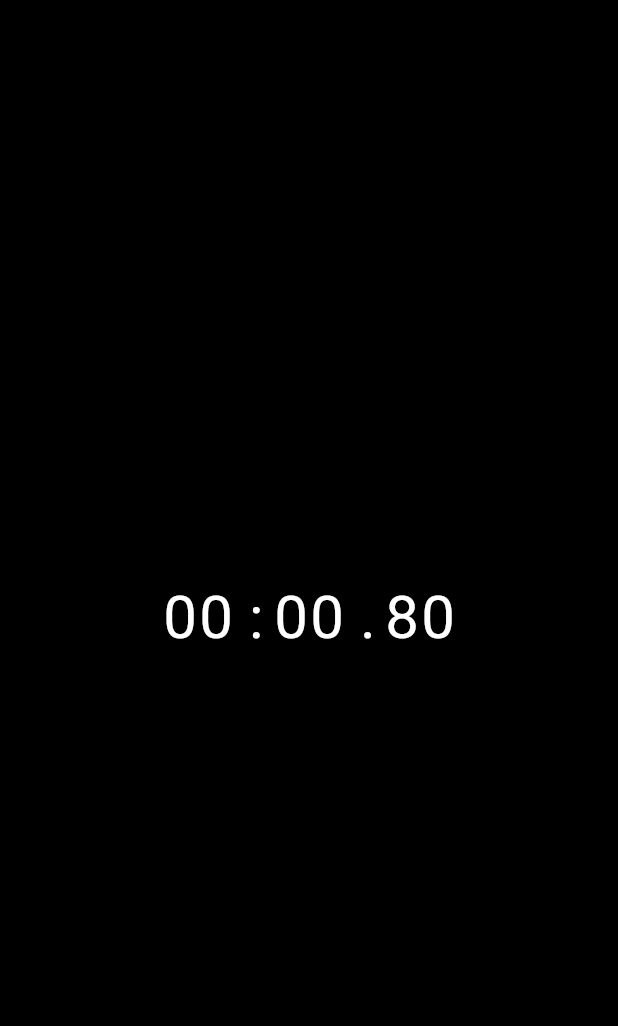
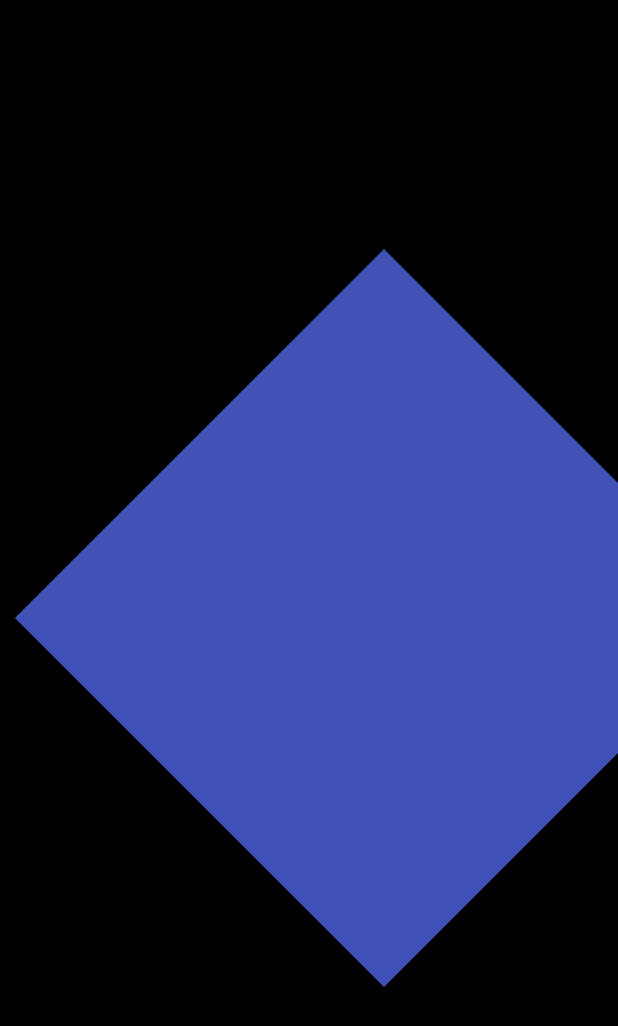
Before and after one commit to temideewan/flutter_animation_stopwatch, a Flutter app: the first screen one second after launch, on a phone screen of 412 x 824 dp. Shown: the top 1026 px of the screen. Run offline on Flutter 3.47's test engine with Material 2 defaults, Android fonts, the phone set to English and light mode, and no system bars.

```diff
--- a/lib/main.dart
+++ b/lib/main.dart
@@ -26,7 +26,10 @@ class MyHomePage extends StatelessWidget {
       value: SystemUiOverlayStyle.light,
       child: Scaffold(
         body: Center(
-          child: Stopwatch(),
+          child: Padding(
+            padding: const EdgeInsets.all(32.0),
+            child: AspectRatio(aspectRatio: 1, child: Stopwatch()),
+          ),
         ),
       ),
     );
--- a/lib/ui/stopwatch.dart
+++ b/lib/ui/stopwatch.dart
@@ -2,6 +2,7 @@ import 'dart:async';
 
 import 'package:flutter/material.dart';
 import 'package:flutter/scheduler.dart';
+import 'package:stopwatch_flutter/ui/stopwatch_renderer.dart';
 import 'elapsed_time_text.dart';
 
 class Stopwatch extends StatefulWidget {
@@ -33,8 +34,8 @@ class _StopwatchState extends State<Stopwatch>
 
   @override
   Widget build(BuildContext context) {
-    return ElapsedTimeText(
-      elapsed: _elapsedTime,
+    return StopWatchRenderer(
+      elapsed: Duration(seconds: 5),
     );
   }
 }
--- /dev/null
+++ b/lib/ui/stopwatch_renderer.dart
@@ -0,0 +1,28 @@
+import "dart:math";
+import 'package:flutter/material.dart';
+
+// import 'elapsed_time_text.dart';
+
+class StopWatchRenderer extends StatelessWidget {
+  StopWatchRenderer({required this.elapsed});
+  final Duration elapsed;
+
+  @override
+  Widget build(BuildContext context) {
+    return Stack(
+      children: [
+        Transform(
+            transform: Matrix4.identity()
+              ..translate(50.0, 0.0, 0.0)
+              ..rotateZ(pi / 4),
+            // transform:
+            //     Matrix4.translationValues(50, 0, 0) * Matrix4.rotationZ(pi / 4),
+            alignment: Alignment.center,
+            child: Container(color: Colors.indigo)),
+        // ElapsedTimeText(
+        //   elapsed: elapsed,
+        // ),
+      ],
+    );
+  }
+}
```
